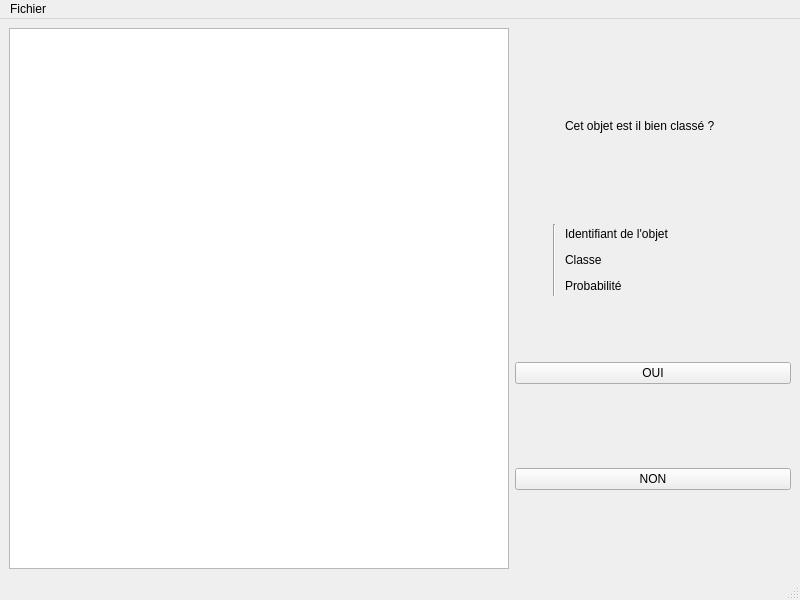
Above: interface/classificationActive.ui from sGrISner/sGrISner before the change. Below: the same form after it.
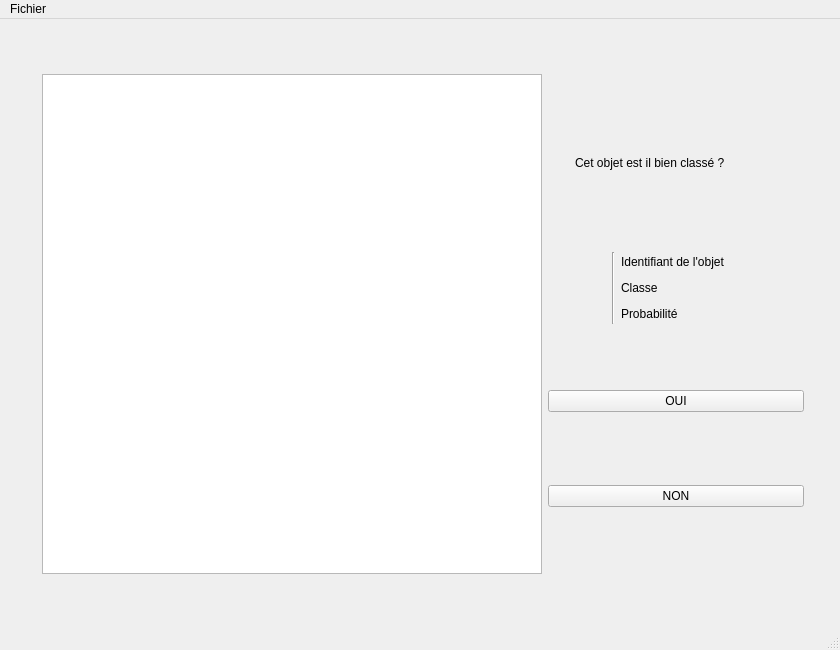
That is the form after the change. Icons and pictures are not drawn.

What changed in the file:
```diff
--- a/interface/classificationActive.ui
+++ b/interface/classificationActive.ui
@@ -6,8 +6,8 @@
    <rect>
     <x>0</x>
     <y>0</y>
-    <width>800</width>
-    <height>600</height>
+    <width>840</width>
+    <height>650</height>
    </rect>
   </property>
   <property name="contextMenuPolicy">
@@ -18,20 +18,7 @@
   </property>
   <widget class="QWidget" name="centralwidget">
    <layout class="QGridLayout" name="gridLayout">
-    <item row="4" column="6" colspan="3">
-     <spacer name="horizontalSpacer_8">
-      <property name="orientation">
-       <enum>Qt::Horizontal</enum>
-      </property>
-      <property name="sizeHint" stdset="0">
-       <size>
-        <width>40</width>
-        <height>20</height>
-       </size>
-      </property>
-     </spacer>
-    </item>
-    <item row="7" column="1" rowspan="2" colspan="8">
+    <item row="8" column="2" rowspan="2" colspan="9">
      <spacer name="verticalSpacer">
       <property name="orientation">
        <enum>Qt::Vertical</enum>
@@ -44,33 +31,7 @@
       </property>
      </spacer>
     </item>
-    <item row="5" column="6">
-     <spacer name="horizontalSpacer_6">
-      <property name="orientation">
-       <enum>Qt::Horizontal</enum>
-      </property>
-      <property name="sizeHint" stdset="0">
-       <size>
-        <width>40</width>
-        <height>20</height>
-       </size>
-      </property>
-     </spacer>
-    </item>
-    <item row="6" column="6" colspan="3">
-     <spacer name="horizontalSpacer_7">
-      <property name="orientation">
-       <enum>Qt::Horizontal</enum>
-      </property>
-      <property name="sizeHint" stdset="0">
-       <size>
-        <width>40</width>
-        <height>20</height>
-       </size>
-      </property>
-     </spacer>
-    </item>
-    <item row="0" column="1" colspan="6">
+    <item row="1" column="2" colspan="7">
      <spacer name="verticalSpacer_5">
       <property name="orientation">
        <enum>Qt::Vertical</enum>
@@ -83,60 +44,27 @@
       </property>
      </spacer>
     </item>
-    <item row="5" column="8">
-     <spacer name="horizontalSpacer_4">
-      <property name="orientation">
-       <enum>Qt::Horizontal</enum>
-      </property>
-      <property name="sizeHint" stdset="0">
-       <size>
-        <width>40</width>
-        <height>20</height>
-       </size>
-      </property>
-     </spacer>
-    </item>
-    <item row="5" column="7">
-     <widget class="QLabel" name="label">
-      <property name="maximumSize">
-       <size>
-        <width>20</width>
-        <height>20</height>
-       </size>
-      </property>
-      <property name="text">
-       <string/>
-      </property>
-      <property name="pixmap">
-       <pixmap resource="images.qrc">:/Help/question.png</pixmap>
-      </property>
-      <property name="scaledContents">
-       <bool>true</bool>
-      </property>
-     </widget>
-    </item>
-    <item row="4" column="3" rowspan="3" colspan="2">
-     <widget class="Line" name="line">
-      <property name="orientation">
-       <enum>Qt::Vertical</enum>
-      </property>
-     </widget>
-    </item>
-    <item row="9" column="1" colspan="8">
-     <widget class="QPushButton" name="okButton">
-      <property name="text">
-       <string>OUI</string>
-      </property>
-     </widget>
-    </item>
-    <item row="5" column="5">
+    <item row="6" column="7">
      <widget class="QLabel" name="labelClasse">
       <property name="text">
        <string>Classe</string>
       </property>
      </widget>
     </item>
-    <item row="3" column="1" colspan="6">
+    <item row="6" column="8">
+     <spacer name="horizontalSpacer_6">
+      <property name="orientation">
+       <enum>Qt::Horizontal</enum>
+      </property>
+      <property name="sizeHint" stdset="0">
+       <size>
+        <width>40</width>
+        <height>20</height>
+       </size>
+      </property>
+     </spacer>
+    </item>
+    <item row="4" column="2" colspan="7">
      <spacer name="verticalSpacer_4">
       <property name="orientation">
        <enum>Qt::Vertical</enum>
@@ -149,27 +77,47 @@
       </property>
      </spacer>
     </item>
-    <item row="4" column="5">
-     <widget class="QLabel" name="labelId">
-      <property name="text">
-       <string>Identifiant de l'objet</string>
+    <item row="7" column="8" colspan="3">
+     <spacer name="horizontalSpacer_7">
+      <property name="orientation">
+       <enum>Qt::Horizontal</enum>
       </property>
-     </widget>
+      <property name="sizeHint" stdset="0">
+       <size>
+        <width>40</width>
+        <height>20</height>
+       </size>
+      </property>
+     </spacer>
     </item>
-    <item row="10" column="1" colspan="8">
-     <spacer name="verticalSpacer_3">
+    <item row="5" column="8" colspan="3">
+     <spacer name="horizontalSpacer_8">
       <property name="orientation">
-       <enum>Qt::Vertical</enum>
+       <enum>Qt::Horizontal</enum>
       </property>
       <property name="sizeHint" stdset="0">
        <size>
-        <width>20</width>
-        <height>40</height>
+        <width>40</width>
+        <height>20</height>
        </size>
       </property>
      </spacer>
     </item>
-    <item row="0" column="0" rowspan="13">
+    <item row="12" column="2" colspan="9">
+     <widget class="QPushButton" name="noButton">
+      <property name="text">
+       <string>NON</string>
+      </property>
+     </widget>
+    </item>
+    <item row="10" column="2" colspan="9">
+     <widget class="QPushButton" name="okButton">
+      <property name="text">
+       <string>OUI</string>
+      </property>
+     </widget>
+    </item>
+    <item row="1" column="1" rowspan="13">
      <widget class="QGraphicsView" name="entiteView">
       <property name="minimumSize">
        <size>
@@ -179,7 +127,33 @@
       </property>
      </widget>
     </item>
-    <item row="6" column="1">
+    <item row="13" column="2" colspan="9">
+     <spacer name="verticalSpacer_2">
+      <property name="orientation">
+       <enum>Qt::Vertical</enum>
+      </property>
+      <property name="sizeHint" stdset="0">
+       <size>
+        <width>20</width>
+        <height>40</height>
+       </size>
+      </property>
+     </spacer>
+    </item>
+    <item row="5" column="2">
+     <spacer name="horizontalSpacer">
+      <property name="orientation">
+       <enum>Qt::Horizontal</enum>
+      </property>
+      <property name="sizeHint" stdset="0">
+       <size>
+        <width>10</width>
+        <height>20</height>
+       </size>
+      </property>
+     </spacer>
+    </item>
+    <item row="7" column="2">
      <spacer name="horizontalSpacer_3">
       <property name="orientation">
        <enum>Qt::Horizontal</enum>
@@ -192,7 +166,7 @@
       </property>
      </spacer>
     </item>
-    <item row="5" column="1">
+    <item row="6" column="2">
      <spacer name="horizontalSpacer_2">
       <property name="orientation">
        <enum>Qt::Horizontal</enum>
@@ -205,28 +179,22 @@
       </property>
      </spacer>
     </item>
-    <item row="4" column="1">
-     <spacer name="horizontalSpacer">
-      <property name="orientation">
-       <enum>Qt::Horizontal</enum>
-      </property>
-      <property name="sizeHint" stdset="0">
-       <size>
-        <width>10</width>
-        <height>20</height>
-       </size>
-      </property>
-     </spacer>
-    </item>
-    <item row="6" column="5">
+    <item row="7" column="7">
      <widget class="QLabel" name="labelProb">
       <property name="text">
        <string>Probabilité</string>
       </property>
      </widget>
     </item>
-    <item row="12" column="1" colspan="8">
-     <spacer name="verticalSpacer_2">
+    <item row="5" column="7">
+     <widget class="QLabel" name="labelId">
+      <property name="text">
+       <string>Identifiant de l'objet</string>
+      </property>
+     </widget>
+    </item>
+    <item row="11" column="2" colspan="9">
+     <spacer name="verticalSpacer_3">
       <property name="orientation">
        <enum>Qt::Vertical</enum>
       </property>
@@ -238,21 +206,105 @@
       </property>
      </spacer>
     </item>
-    <item row="11" column="1" colspan="8">
-     <widget class="QPushButton" name="noButton">
+    <item row="6" column="10">
+     <spacer name="horizontalSpacer_4">
+      <property name="orientation">
+       <enum>Qt::Horizontal</enum>
+      </property>
+      <property name="sizeHint" stdset="0">
+       <size>
+        <width>40</width>
+        <height>20</height>
+       </size>
+      </property>
+     </spacer>
+    </item>
+    <item row="6" column="9">
+     <widget class="QLabel" name="label">
+      <property name="maximumSize">
+       <size>
+        <width>20</width>
+        <height>20</height>
+       </size>
+      </property>
       <property name="text">
-       <string>NON</string>
+       <string/>
+      </property>
+      <property name="pixmap">
+       <pixmap resource="images.qrc">:/Help/question.png</pixmap>
+      </property>
+      <property name="scaledContents">
+       <bool>true</bool>
       </property>
      </widget>
     </item>
-    <item row="2" column="5">
+    <item row="3" column="5" colspan="3">
      <widget class="QLabel" name="questionLabel">
       <property name="text">
        <string>Cet objet est il bien classé ?</string>
       </property>
      </widget>
     </item>
-    <item row="4" column="2" rowspan="3">
+    <item row="0" column="1" colspan="10">
+     <spacer name="verticalSpacer_6">
+      <property name="orientation">
+       <enum>Qt::Vertical</enum>
+      </property>
+      <property name="sizeHint" stdset="0">
+       <size>
+        <width>20</width>
+        <height>40</height>
+       </size>
+      </property>
+     </spacer>
+    </item>
+    <item row="1" column="0" rowspan="13">
+     <spacer name="horizontalSpacer_9">
+      <property name="orientation">
+       <enum>Qt::Horizontal</enum>
+      </property>
+      <property name="sizeHint" stdset="0">
+       <size>
+        <width>40</width>
+        <height>20</height>
+       </size>
+      </property>
+     </spacer>
+    </item>
+    <item row="1" column="11" rowspan="13">
+     <spacer name="horizontalSpacer_10">
+      <property name="orientation">
+       <enum>Qt::Horizontal</enum>
+      </property>
+      <property name="sizeHint" stdset="0">
+       <size>
+        <width>40</width>
+        <height>20</height>
+       </size>
+      </property>
+     </spacer>
+    </item>
+    <item row="14" column="0" colspan="11">
+     <spacer name="verticalSpacer_7">
+      <property name="orientation">
+       <enum>Qt::Vertical</enum>
+      </property>
+      <property name="sizeHint" stdset="0">
+       <size>
+        <width>20</width>
+        <height>40</height>
+       </size>
+      </property>
+     </spacer>
+    </item>
+    <item row="5" column="6" rowspan="3">
+     <widget class="Line" name="line">
+      <property name="orientation">
+       <enum>Qt::Vertical</enum>
+      </property>
+     </widget>
+    </item>
+    <item row="5" column="3" rowspan="3" colspan="3">
      <spacer name="horizontalSpacer_5">
       <property name="orientation">
        <enum>Qt::Horizontal</enum>
@@ -265,6 +317,19 @@
       </property>
      </spacer>
     </item>
+    <item row="3" column="3" colspan="2">
+     <spacer name="horizontalSpacer_11">
+      <property name="orientation">
+       <enum>Qt::Horizontal</enum>
+      </property>
+      <property name="sizeHint" stdset="0">
+       <size>
+        <width>40</width>
+        <height>20</height>
+       </size>
+      </property>
+     </spacer>
+    </item>
    </layout>
   </widget>
   <widget class="QMenuBar" name="menubar">
@@ -275,7 +340,7 @@
     <rect>
      <x>0</x>
      <y>0</y>
-     <width>800</width>
+     <width>840</width>
      <height>26</height>
     </rect>
    </property>
```
